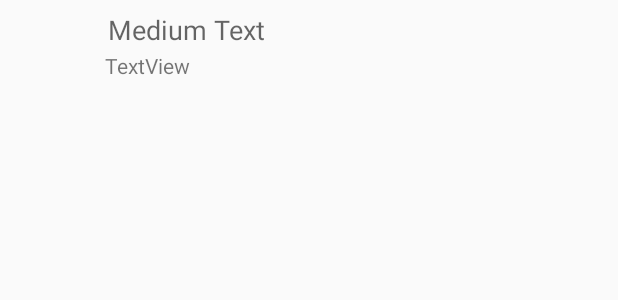
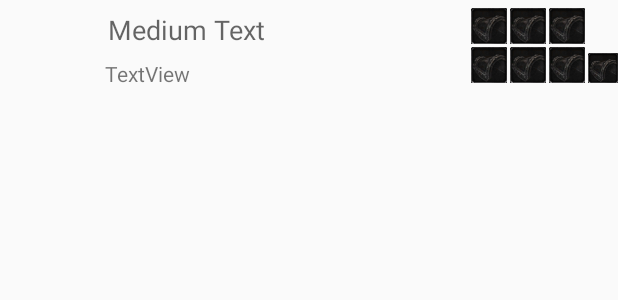
Before and after one commit to xiegeyang/LoL, an Android app: the layout imagetextlist.xml on its own in the app's theme, with its tools: preview values and no code run, on a phone screen of 412 x 824 dp. Shown: the top 300 px of the screen. Run offline under Robolectric (Android 15) with nearby library versions, the phone set to English and light mode, and no system bars.

Commit message:
Recent Games Item View

```diff
--- a/app/src/main/java/com/example/geyangxie/lol/LoginActivity.java
+++ b/app/src/main/java/com/example/geyangxie/lol/LoginActivity.java
@@ -353,11 +353,11 @@ public class LoginActivity extends AppCompatActivity implements LoaderCallbacks<
                     return pieces[1].equals(mPassword);
                 }
             }*/
-            summoner = new SummonerInfo(SummonerName,Region);
+            summoner = new SummonerInfo(Region);
 
 
             try {
-                RequestEngine.getInstence().requestUserInfo(summoner.name,summoner.getRegion(), summoner);
+                RequestEngine.getInstence().requestUserInfo(SummonerName,summoner.getRegion(), summoner);
                 if(summoner.id == null || summoner.id.equals("")){
                     return true;
                 }
--- a/app/src/main/java/com/example/geyangxie/lol/SummonerInfo.java
+++ b/app/src/main/java/com/example/geyangxie/lol/SummonerInfo.java
@@ -33,8 +33,8 @@ public class SummonerInfo implements Serializable{
         return region;
     }
 
-    public SummonerInfo(String name, String region){
-        this.name = name;
+    public SummonerInfo(String region){
+        //this.name = name;
         switch(region){
             case "NA":
                 this.region = "na";
--- a/app/src/main/res/layout/imagetextlist.xml
+++ b/app/src/main/res/layout/imagetextlist.xml
@@ -1,5 +1,5 @@
 <?xml version="1.0" encoding="utf-8"?>
-<LinearLayout xmlns:android="http://schemas.android.com/apk/res/android"
+<RelativeLayout xmlns:android="http://schemas.android.com/apk/res/android"
     android:layout_width="match_parent"
     android:layout_height="match_parent"
     android:orientation="horizontal" >
@@ -12,7 +12,12 @@
 
     <LinearLayout android:layout_width="wrap_content"
         android:layout_height="wrap_content"
-        android:orientation="vertical">
+        android:orientation="vertical"
+        android:layout_alignParentTop="true"
+        android:layout_toRightOf="@+id/champiomIcon"
+        android:layout_toEndOf="@+id/champiomIcon"
+        android:layout_marginLeft="0dp"
+        android:layout_marginStart="0dp">
 
         <TextView
             android:id="@+id/textView_isWin"
@@ -28,6 +33,82 @@
             android:layout_width="wrap_content"
             android:layout_height="wrap_content"
             android:text="TextView"
-            android:layout_marginLeft="10dp"/>
+            android:layout_marginLeft="10dp"
+            android:layout_marginTop="5dp"/>
     </LinearLayout>
-</LinearLayout>
+
+    <TableLayout
+        android:layout_width="wrap_content"
+        android:layout_height="wrap_content"
+        android:layout_alignParentTop="true"
+        android:layout_alignParentRight="true"
+        android:layout_alignParentEnd="true"
+        android:layout_marginTop="5dp">
+
+        <TableRow>
+            <ImageView
+                android:layout_width="24dp"
+                android:layout_height="24dp"
+                android:id="@+id/imageView_item0"
+                android:src="@drawable/item_empty"
+                android:layout_marginLeft="2dp"
+                />
+
+            <ImageView
+                android:layout_width="24dp"
+                android:layout_height="24dp"
+                android:id="@+id/imageView_item1"
+                android:src="@drawable/item_empty"
+                android:layout_marginLeft="2dp"
+                ></ImageView>
+            <ImageView
+                android:layout_width="24dp"
+                android:layout_height="24dp"
+                android:id="@+id/imageView_item2"
+                android:src="@drawable/item_empty"
+                android:layout_marginLeft="2dp"
+                ></ImageView>
+
+        </TableRow>
+
+        <TableRow>
+            <ImageView
+                android:layout_width="24dp"
+                android:layout_height="24dp"
+                android:id="@+id/imageView_item3"
+                android:layout_marginTop="2dp"
+                android:src="@drawable/item_empty"
+                android:layout_marginLeft="2dp"
+                ></ImageView>
+
+            <ImageView
+                android:layout_width="24dp"
+                android:layout_height="24dp"
+                android:id="@+id/imageView_item4"
+                android:src="@drawable/item_empty"
+                android:layout_marginTop="2dp"
+                android:layout_marginLeft="2dp"
+                ></ImageView>
+            <ImageView
+                android:layout_width="24dp"
+                android:layout_height="24dp"
+                android:id="@+id/imageView_item5"
+                android:src="@drawable/item_empty"
+                android:layout_marginTop="2dp"
+                android:layout_marginLeft="2dp"
+                ></ImageView>
+            <ImageView
+                android:layout_width="20dp"
+                android:layout_height="20dp"
+                android:id="@+id/imageView_item6"
+                android:src="@drawable/item_empty"
+                android:layout_marginTop="6dp"
+                android:layout_marginLeft="2dp"
+                ></ImageView>
+        </TableRow>
+
+
+    </TableLayout>
+
+
+</RelativeLayout>
--- a/app/src/main/res/layout/nav_header_summoner.xml
+++ b/app/src/main/res/layout/nav_header_summoner.xml
@@ -2,14 +2,15 @@
 <LinearLayout xmlns:android="http://schemas.android.com/apk/res/android"
     android:layout_width="match_parent"
     android:layout_height="@dimen/nav_header_height"
-    android:background="@drawable/side_nav_bar"
+    android:background="@drawable/aatrox"
     android:gravity="bottom"
     android:orientation="vertical"
     android:paddingBottom="@dimen/activity_vertical_margin"
     android:paddingLeft="@dimen/activity_horizontal_margin"
     android:paddingRight="@dimen/activity_horizontal_margin"
     android:paddingTop="@dimen/activity_vertical_margin"
-    android:theme="@style/ThemeOverlay.AppCompat.Dark">
+    android:theme="@style/ThemeOverlay.AppCompat.Dark"
+    android:id="@+id/nav_bar">
 
     <ImageView
         android:id="@+id/profileIcon"
```
Also changed, not shown: app/src/main/java/com/example/geyangxie/lol/CustomListAdapter.java (+32 -1 lines), app/src/main/java/com/example/geyangxie/lol/GameInfo.java (+7 -7 lines), app/src/main/java/com/example/geyangxie/lol/RequestEngine.java (+63 -0 lines), app/src/main/java/com/example/geyangxie/lol/SummonerActivity.java (+10 -1 lines), app/src/main/res/drawable/aatrox.jpg (added), app/src/main/res/drawable/item_empty.png (added), app/src/main/res/drawable/temp.png (added).
